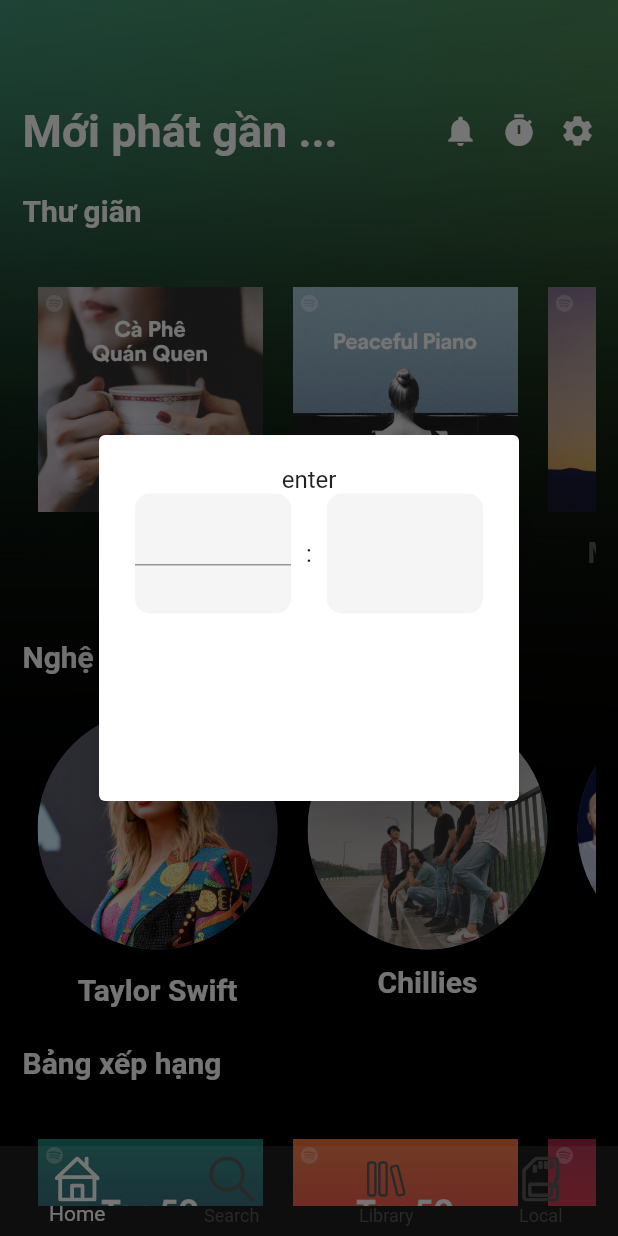
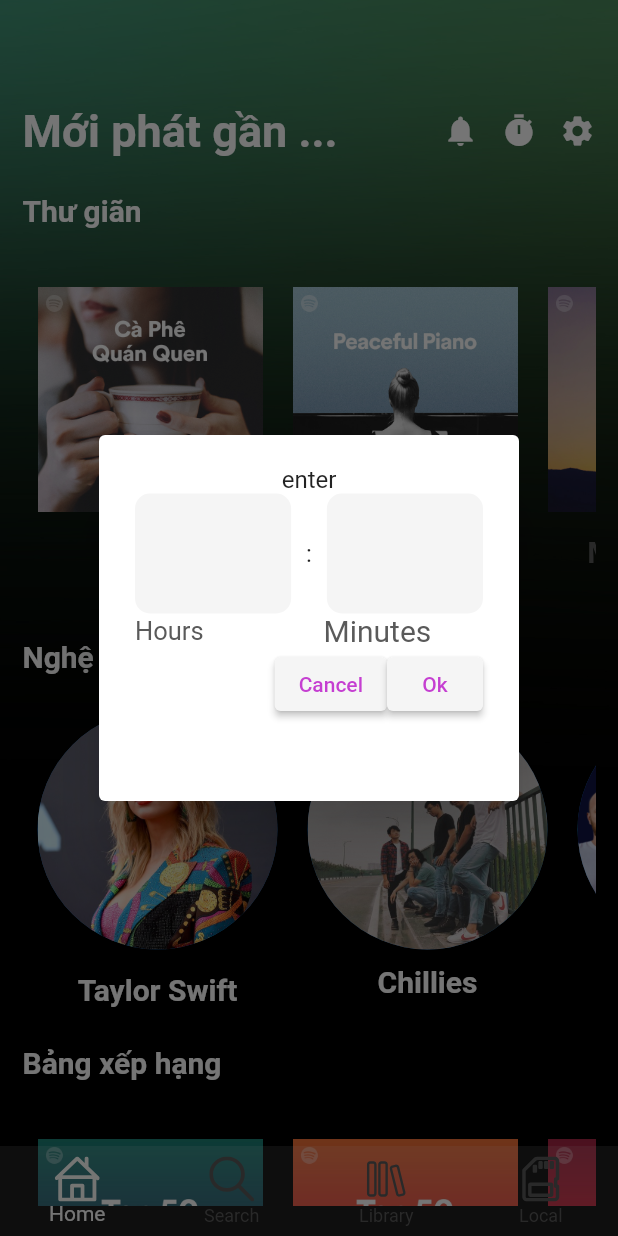
Before and after one commit to locxeu/music_mp3, a Flutter app: the screen it shows after launch, after a tap on the "timer" icon, on a phone screen of 412 x 824 dp. Run offline on Flutter 3.47's test engine with Material 2 defaults, Android fonts, the phone set to English and light mode, and no system bars; our stand-ins replace audio_service, dio, flutter_svg, google_fonts, just_audio, just_audio_background and 4 more; missing offline and left inert: audio_session, youtube_explode_dart.

Commit message:
feat(feature/add-timer):show dialog

```diff
--- a/lib/ui/home/home_screen.dart
+++ b/lib/ui/home/home_screen.dart
@@ -37,7 +37,7 @@ class _HomeScreenState extends State<HomeScreen> {
               Padding(
                 padding: const EdgeInsets.symmetric(horizontal: 15),
                 child: GestureDetector(
-                  onTap: (){
+                  onTap: () {
                     showDialog(
                         context: context,
                         builder: (context) {
@@ -49,23 +49,30 @@ class _HomeScreenState extends State<HomeScreen> {
                                   children: [
                                     const Text('enter'),
                                     Row(
-                      children:   [
+                                      children: [
                                         Expanded(
                                             child: Container(
                                           width: 100,
                                           height: 80,
                                           decoration: BoxDecoration(
                                               color: Colors.grey.shade100,
-                         borderRadius: BorderRadius.circular(10)
-                              ),
+                                              borderRadius:
+                                                  BorderRadius.circular(10)),
                                           child: const TextField(
                                             decoration: InputDecoration(
-                              focusedBorder: OutlineInputBorder(
+                                                contentPadding:
+                                                    EdgeInsets.symmetric(
+                                                        vertical: 30,
+                                                        horizontal: 15),
+                                                border: InputBorder.none,
+                                                focusedBorder:
+                                                    OutlineInputBorder(
                                                   borderSide: BorderSide(
-                                    color: Color.fromARGB(255, 197, 63, 209), width: 1.0),
+                                                      color: Color.fromARGB(
+                                                          255, 197, 63, 209),
+                                                      width: 1.0),
                                                 ),
-                              fillColor: Colors.red
-                          ),
+                                                fillColor: Colors.red),
                                           ),
                                         )),
                                         const SizedBox(
@@ -81,22 +88,65 @@ class _HomeScreenState extends State<HomeScreen> {
                                           height: 80,
                                           decoration: BoxDecoration(
                                               color: Colors.grey.shade100,
-                         borderRadius: BorderRadius.circular(10)
-                              ),
+                                              borderRadius:
+                                                  BorderRadius.circular(10)),
                                           child: const TextField(
                                             decoration: InputDecoration(
-                            contentPadding: EdgeInsets.symmetric(vertical: 30,horizontal: 15),
+                                                contentPadding:
+                                                    EdgeInsets.symmetric(
+                                                        vertical: 30,
+                                                        horizontal: 15),
                                                 border: InputBorder.none,
-                              focusedBorder: OutlineInputBorder(
+                                                focusedBorder:
+                                                    OutlineInputBorder(
                                                   borderSide: BorderSide(
-                                    color: Color.fromARGB(255, 197, 63, 209), width: 1.0),
+                                                      color: Color.fromARGB(
+                                                          255, 197, 63, 209),
+                                                      width: 1.0),
                                                 ),
-                              fillColor: Colors.red
-                          ),
+                                                fillColor: Colors.red),
                                           ),
                                         )),
                                       ],
                                     ),
+                                    Row(
+                                      children: [
+                                        Text(
+                                          'Hours',
+                                          style: TextStyle(
+                                              color: AppTheme.subTitle,
+                                              fontSize: 17),
+                                        ),
+                                        const SizedBox(
+                                          width: 80,
+                                        ),
+                                        Text('Minutes',
+                                            style: TextStyle(
+                                                color: AppTheme.subTitle,
+                                                fontSize: 20))
+                                      ],
+                                    ),
+                                    Row(
+                                      mainAxisAlignment: MainAxisAlignment.end,
+                                      children: [
+                                        ElevatedButton(
+                                            style: ElevatedButton.styleFrom(
+                                              primary: Colors.grey.shade100, // background
+                                             onPrimary: const Color.fromARGB(
+                                                          255, 197, 63, 209),   // foreground
+                                            ),
+                                            onPressed: () {},
+                                            child: const Text('Cancel')),
+                                            ElevatedButton(
+                                            style: ElevatedButton.styleFrom(
+                                              primary: Colors.grey.shade100, // background
+                                             onPrimary: const Color.fromARGB(
+                                                          255, 197, 63, 209),    // foreground
+                                            ),
+                                            onPressed: () {},
+                                            child: const Text('Ok')),
+                                      ],
+                                    )
                                   ],
                                 ),
                               ),
```
Lines whose indentation alone changed are shown as unchanged.
